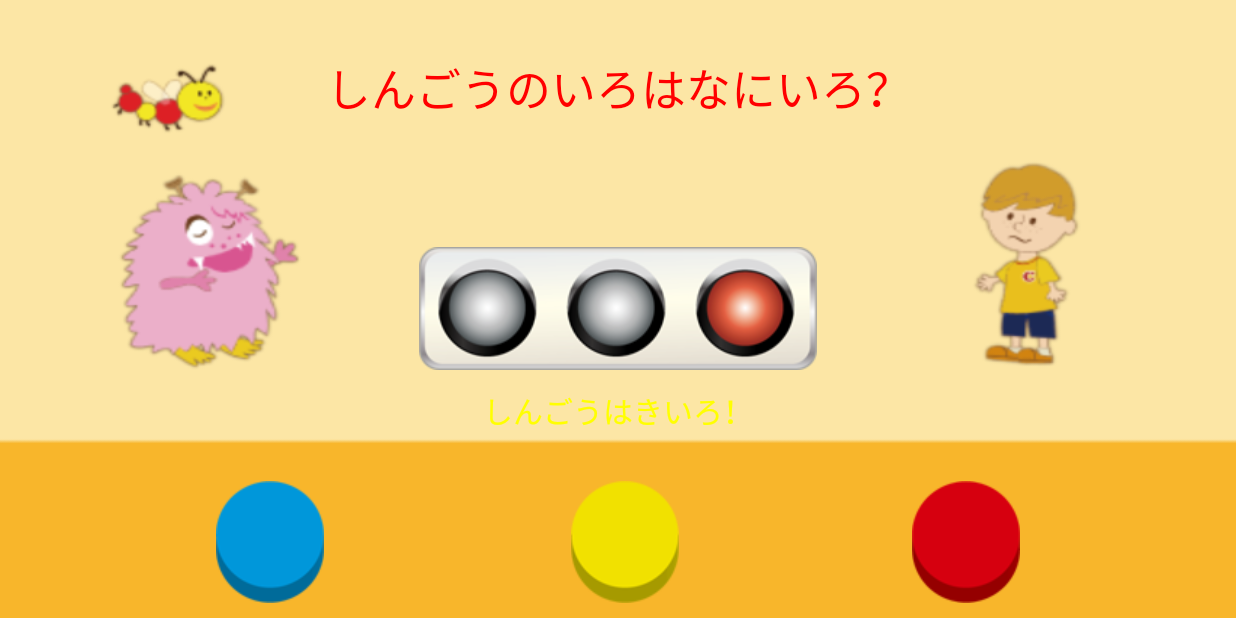
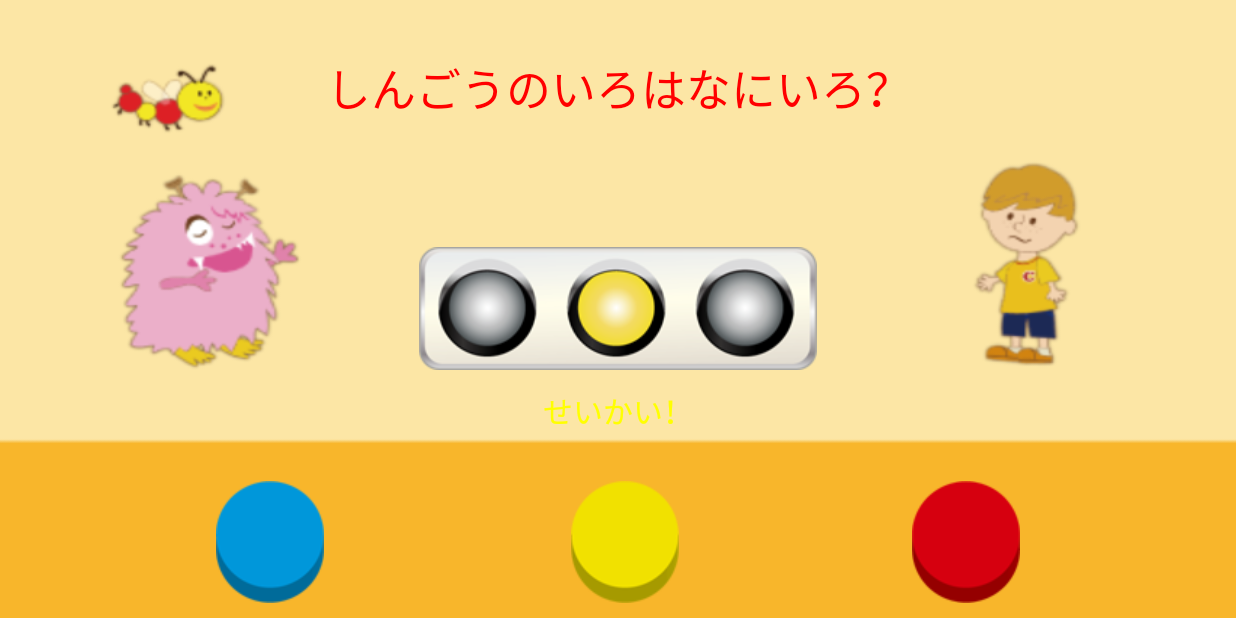
Before and after one commit to naoki912/app-dev-zyugyooo, an Android app: the screen it shows after launch (MainActivity), after a tap on an icon or button, on a phone screen of 824 x 412 dp (held sideways). Run offline under Robolectric (Android 15) with nearby library versions, the phone set to English and light mode, and no system bars; 1 other tap on this screen came first.

Commit message:
Implement ShingoHaNaniiro

```diff
--- a/android/ShingoHaNaniiro/app/src/main/java/soft/hnron/shingohananiiro/MainActivityFragment.kt
+++ b/android/ShingoHaNaniiro/app/src/main/java/soft/hnron/shingohananiiro/MainActivityFragment.kt
@@ -9,9 +9,18 @@ import android.view.ViewGroup
 import android.widget.ImageButton
 import android.widget.ImageView
 import android.widget.TextView
+import java.util.*
 
 
 class MainActivityFragment : Fragment() {
+
+    private var BLUE_SIGNAL: Int = 0
+    private var YELLOW_SIGNAL: Int = 1
+    private var RED_SIGNAL: Int = 2
+
+    private var mCurrentSignal: Int = 0
+
+    private var mSignalImageView: ImageView? = null
 
     override fun onCreateView(inflater: LayoutInflater?, container: ViewGroup?,
                               savedInstanceState: Bundle?): View? {
@@ -25,29 +34,60 @@ class MainActivityFragment : Fragment() {
         val yellowButton = view?.findViewById<ImageButton>(R.id.yellowButton)
         val redButton = view?.findViewById<ImageButton>(R.id.redButton)
 
-        val blueImage = resources.getDrawable(R.drawable.signal_blue)
-        val yellowImage = resources.getDrawable(R.drawable.signal_yellow)
-        val redImage = resources.getDrawable(R.drawable.signal_red)
+        val resultTextView = view?.findViewById<TextView>(R.id.resultTextView)
 
-        val imageView = view?.findViewById<ImageView>(R.id.imageView)
-        imageView?.setImageDrawable(redImage)
+        mSignalImageView = view?.findViewById<ImageView>(R.id.signalImageView)
+        randomSignal()
 
         blueButton?.setOnClickListener { v ->
-            val resultTextView = view.findViewById<TextView>(R.id.resultTextView)
-            resultTextView.setTextColor(Color.BLUE)
-            resultTextView.setText(R.string.result_blue)
+            resultTextView?.setTextColor(Color.BLUE)
+
+            if (mCurrentSignal == BLUE_SIGNAL) {
+                resultTextView?.text = resources.getString(R.string.correct)
+            } else {
+                resultTextView?.text = resources.getString(R.string.incorrect)
+            }
+
+            randomSignal()
         }
 
         yellowButton?.setOnClickListener { v ->
-            val resultTextView = view.findViewById<TextView>(R.id.resultTextView)
-            resultTextView.setTextColor(Color.YELLOW)
-            resultTextView.setText(R.string.result_yellow)
+            resultTextView?.setTextColor(Color.YELLOW)
+
+            if (mCurrentSignal == YELLOW_SIGNAL) {
+                resultTextView?.text = resources.getString(R.string.correct)
+            } else {
+                resultTextView?.text = resources.getString(R.string.incorrect)
+            }
+
+            randomSignal()
         }
 
         redButton?.setOnClickListener { v ->
-            val resultTextView = view.findViewById<TextView>(R.id.resultTextView)
-            resultTextView.setTextColor(Color.RED)
-            resultTextView.setText(R.string.result_red)
+            resultTextView?.setTextColor(Color.RED)
+
+            if (mCurrentSignal == RED_SIGNAL) {
+                resultTextView?.text = resources.getString(R.string.correct)
+            } else {
+                resultTextView?.text = resources.getString(R.string.incorrect)
+            }
+
+            randomSignal()
+        }
+    }
+
+    fun randomSignal() {
+        val randomNumber = Random().nextInt(3)
+
+        if (randomNumber == BLUE_SIGNAL) {
+            mCurrentSignal = BLUE_SIGNAL
+            mSignalImageView?.setImageResource(R.drawable.signal_blue)
+        } else if (randomNumber == YELLOW_SIGNAL) {
+            mCurrentSignal = YELLOW_SIGNAL
+            mSignalImageView?.setImageResource(R.drawable.signal_yellow)
+        } else if (randomNumber == RED_SIGNAL) {
+            mCurrentSignal = RED_SIGNAL
+            mSignalImageView?.setImageResource(R.drawable.signal_red)
         }
     }
 }
--- a/android/ShingoHaNaniiro/app/src/main/res/layout/fragment_main.xml
+++ b/android/ShingoHaNaniiro/app/src/main/res/layout/fragment_main.xml
@@ -9,9 +9,8 @@
     tools:showIn="@layout/activity_main"
     tools:context="soft.hnron.shingohananiiro.MainActivityFragment">
 
-
     <ImageView
-        android:id="@+id/imageView"
+        android:id="@+id/signalImageView"
         android:layout_width="wrap_content"
         android:layout_height="wrap_content"
         app:srcCompat="@drawable/signal_blue"
--- a/android/ShingoHaNaniiro/app/src/main/res/values/strings.xml
+++ b/android/ShingoHaNaniiro/app/src/main/res/values/strings.xml
@@ -1,7 +1,12 @@
 <resources>
     <string name="app_name">ShingoHaNaniiro</string>
+
     <string name="text">しんごうのいろはなにいろ？</string>
+
     <string name="result_red">しんごうはあかいろ！</string>
     <string name="result_blue">しんごうはあおいろ！</string>
     <string name="result_yellow">しんごうはきいろ！</string>
+
+    <string name="correct">せいかい！</string>
+    <string name="incorrect">まちがい！</string>
 </resources>
```
